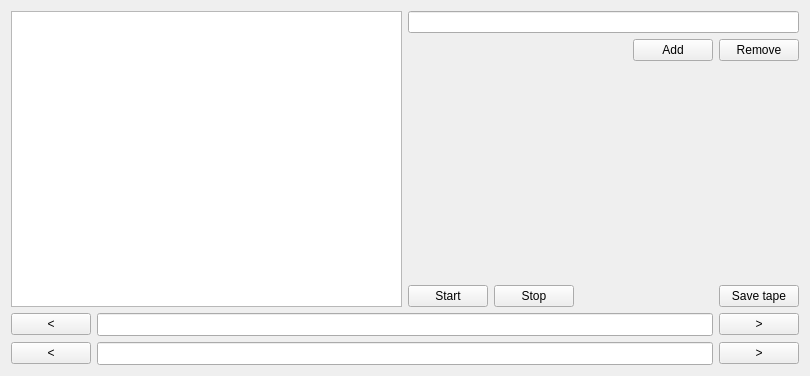
Qt form sequence_converter/mainwindow.ui (spiritt123/sequence_converter) before a commit.
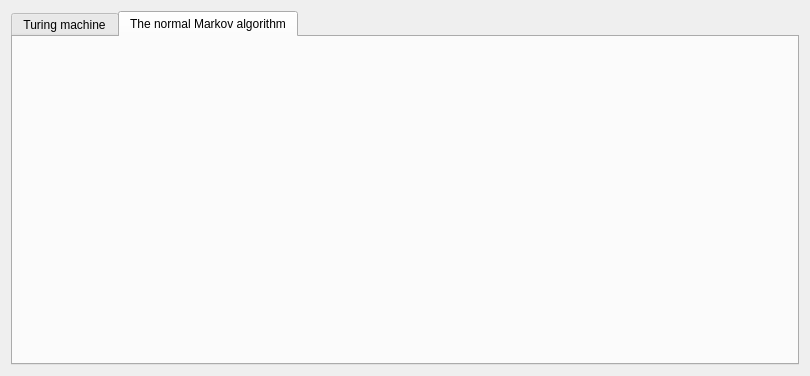
The same form after that commit.

Commit message: tm update to personal class

Diff of the .ui file:
```diff
--- a/sequence_converter/mainwindow.ui
+++ b/sequence_converter/mainwindow.ui
@@ -22,179 +22,37 @@
   <widget class="QWidget" name="centralWidget">
    <layout class="QGridLayout" name="gridLayout">
     <item row="0" column="0">
-     <layout class="QVBoxLayout" name="verticalLayout">
-      <item>
+     <widget class="QTabWidget" name="tabWidget">
+      <property name="cursor">
+       <cursorShape>ArrowCursor</cursorShape>
+      </property>
+      <property name="currentIndex">
+       <number>1</number>
+      </property>
+      <widget class="QWidget" name="tab_1">
+       <attribute name="title">
+        <string>Turing machine</string>
+       </attribute>
        <layout class="QHBoxLayout" name="horizontalLayout">
         <item>
-         <layout class="QHBoxLayout" name="horizontalLayout_3">
-          <item>
-           <widget class="QPlainTextEdit" name="rules_textbox">
-            <property name="readOnly">
-             <bool>true</bool>
-            </property>
-           </widget>
-          </item>
-          <item>
-           <layout class="QVBoxLayout" name="verticalLayout_2">
-            <item>
-             <layout class="QHBoxLayout" name="horizontalLayout_4">
-              <item>
-               <widget class="QLineEdit" name="line_for_rule"/>
-              </item>
-             </layout>
-            </item>
-            <item>
-             <layout class="QHBoxLayout" name="horizontalLayout_6">
-              <item>
-               <spacer name="horizontalSpacer_2">
-                <property name="orientation">
-                 <enum>Qt::Horizontal</enum>
-                </property>
-                <property name="sizeHint" stdset="0">
-                 <size>
-                  <width>40</width>
-                  <height>20</height>
-                 </size>
-                </property>
-               </spacer>
-              </item>
-              <item>
-               <widget class="QPushButton" name="button_add_rule">
-                <property name="text">
-                 <string>Add</string>
-                </property>
-               </widget>
-              </item>
-              <item>
-               <widget class="QPushButton" name="button_remove_rule">
-                <property name="text">
-                 <string>Remove</string>
-                </property>
-               </widget>
-              </item>
-             </layout>
-            </item>
-            <item>
-             <spacer name="verticalSpacer">
-              <property name="orientation">
-               <enum>Qt::Vertical</enum>
-              </property>
-              <property name="sizeHint" stdset="0">
-               <size>
-                <width>20</width>
-                <height>40</height>
-               </size>
-              </property>
-             </spacer>
-            </item>
-            <item>
-             <layout class="QHBoxLayout" name="horizontalLayout_5">
-              <item>
-               <widget class="QPushButton" name="button_start">
-                <property name="text">
-                 <string>Start</string>
-                </property>
-               </widget>
-              </item>
-              <item>
-               <widget class="QPushButton" name="button_stop">
-                <property name="text">
-                 <string>Stop</string>
-                </property>
-               </widget>
-              </item>
-              <item>
-               <spacer name="horizontalSpacer">
-                <property name="orientation">
-                 <enum>Qt::Horizontal</enum>
-                </property>
-                <property name="sizeHint" stdset="0">
-                 <size>
-                  <width>40</width>
-                  <height>20</height>
-                 </size>
-                </property>
-               </spacer>
-              </item>
-              <item>
-               <widget class="QPushButton" name="button_save_tape">
-                <property name="text">
-                 <string>Save tape</string>
-                </property>
-               </widget>
-              </item>
-             </layout>
-            </item>
-           </layout>
-          </item>
-         </layout>
+         <layout class="QVBoxLayout" name="layoutTuringMachine"/>
         </item>
        </layout>
-      </item>
-      <item>
+      </widget>
+      <widget class="QWidget" name="tab_2">
+       <property name="cursor">
+        <cursorShape>ArrowCursor</cursorShape>
+       </property>
+       <attribute name="title">
+        <string>The normal Markov algorithm</string>
+       </attribute>
        <layout class="QHBoxLayout" name="horizontalLayout_2">
         <item>
-         <layout class="QGridLayout" name="gridLayout_2">
-          <item row="0" column="2">
-           <widget class="QPushButton" name="button_right_tape">
-            <property name="text">
-             <string>&gt;</string>
-            </property>
-           </widget>
-          </item>
-          <item row="2" column="2">
-           <widget class="QPushButton" name="button_right_pointer">
-            <property name="text">
-             <string>&gt;</string>
-            </property>
-           </widget>
-          </item>
-          <item row="2" column="0">
-           <widget class="QPushButton" name="button_left_pointer">
-            <property name="text">
-             <string>&lt;</string>
-            </property>
-           </widget>
-          </item>
-          <item row="0" column="0">
-           <widget class="QPushButton" name="button_left_tape">
-            <property name="text">
-             <string>&lt;</string>
-            </property>
-           </widget>
-          </item>
-          <item row="0" column="1">
-           <widget class="QLineEdit" name="line_tape">
-            <property name="maximumSize">
-             <size>
-              <width>16777215</width>
-              <height>16777206</height>
-             </size>
-            </property>
-            <property name="font">
-             <font>
-              <family>Noto Mono</family>
-             </font>
-            </property>
-           </widget>
-          </item>
-          <item row="2" column="1">
-           <widget class="QLineEdit" name="line_pointer">
-            <property name="font">
-             <font>
-              <family>Noto Mono</family>
-             </font>
-            </property>
-            <property name="readOnly">
-             <bool>true</bool>
-            </property>
-           </widget>
-          </item>
-         </layout>
+         <layout class="QVBoxLayout" name="layoutNMA"/>
         </item>
        </layout>
-      </item>
-     </layout>
+      </widget>
+     </widget>
     </item>
    </layout>
   </widget>
```
The commit also changes 12 other files.
